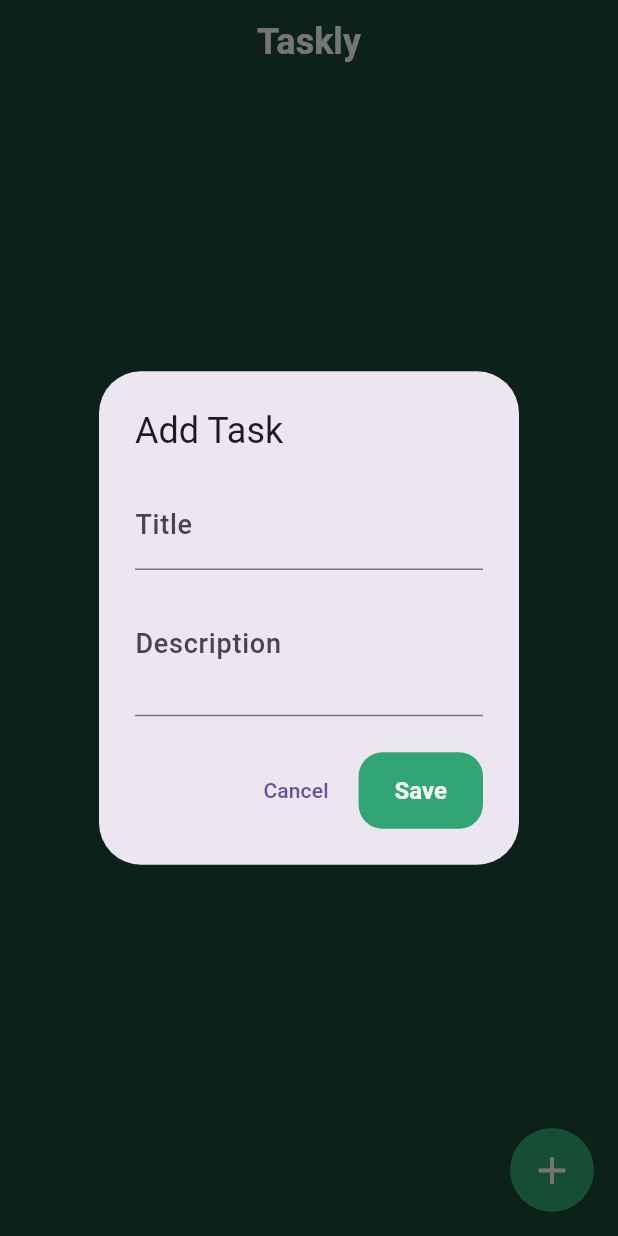
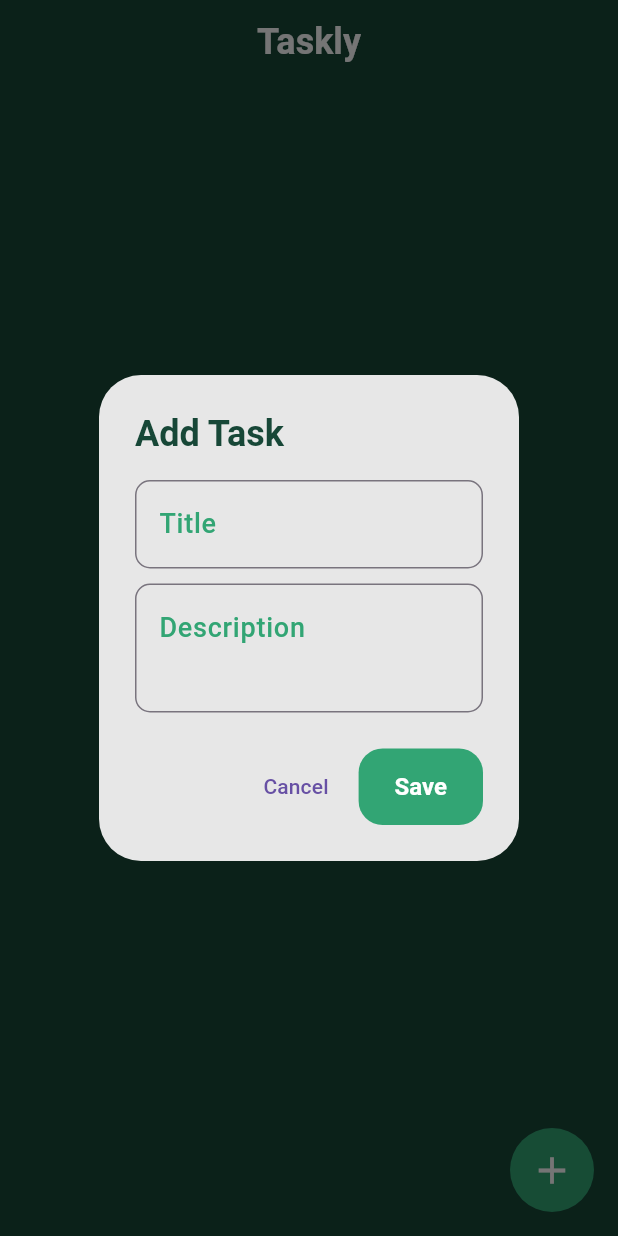
Before and after one commit to helkayal/EasyLearn-Sqflite, a Flutter app: the HomeScreen screen opened directly, after a tap on the "add" icon, on a phone screen of 412 x 824 dp. Run offline on Flutter 3.47's test engine with Material 3 defaults, Android fonts, the phone set to English and light mode, and no system bars; our stand-ins replace sqflite; accounts and stored records are empty.

Commit message:
add/edit dialog style

```diff
--- a/lib/core/theme/app_theme.dart
+++ b/lib/core/theme/app_theme.dart
@@ -35,5 +35,17 @@ abstract final class AppTheme {
       elevation: 0,
       shape: RoundedRectangleBorder(borderRadius: BorderRadius.circular(32)),
     ),
+    inputDecorationTheme: InputDecorationTheme(
+      floatingLabelStyle: TextStyle(color: AppColors.greenColor),
+      labelStyle: TextStyle(color: AppColors.greenColor),
+      border: OutlineInputBorder(
+        borderRadius: BorderRadius.all(Radius.circular(10)),
+        borderSide: BorderSide(color: AppColors.darkGreenColor),
+      ),
+      focusedBorder: OutlineInputBorder(
+        borderRadius: BorderRadius.all(Radius.circular(10)),
+        borderSide: BorderSide(color: AppColors.darkGreenColor),
+      ),
+    ),
   );
 }
--- a/lib/features/home/widgets/add_edit_task_dialog.dart
+++ b/lib/features/home/widgets/add_edit_task_dialog.dart
@@ -1,4 +1,5 @@
 import 'package:flutter/material.dart';
+import 'package:task13_sqflite/core/theme/app_colors.dart';
 import 'package:task13_sqflite/core/utils/app_string.dart';
 import 'package:task13_sqflite/features/home/model/tasks_model.dart';
 
@@ -42,7 +43,13 @@ class _AddEditTaskDialogState extends State<AddEditTaskDialog> {
   @override
   Widget build(BuildContext context) {
     return AlertDialog(
-      title: Text(widget.task == null ? AppString.addTask : AppString.editTask),
+      backgroundColor: AppColors.greyColor,
+      title: Text(
+        widget.task == null ? AppString.addTask : AppString.editTask,
+        style: Theme.of(
+          context,
+        ).textTheme.titleLarge!.copyWith(color: AppColors.darkGreenColor),
+      ),
       content: Column(
         mainAxisSize: MainAxisSize.min,
         children: [
```
